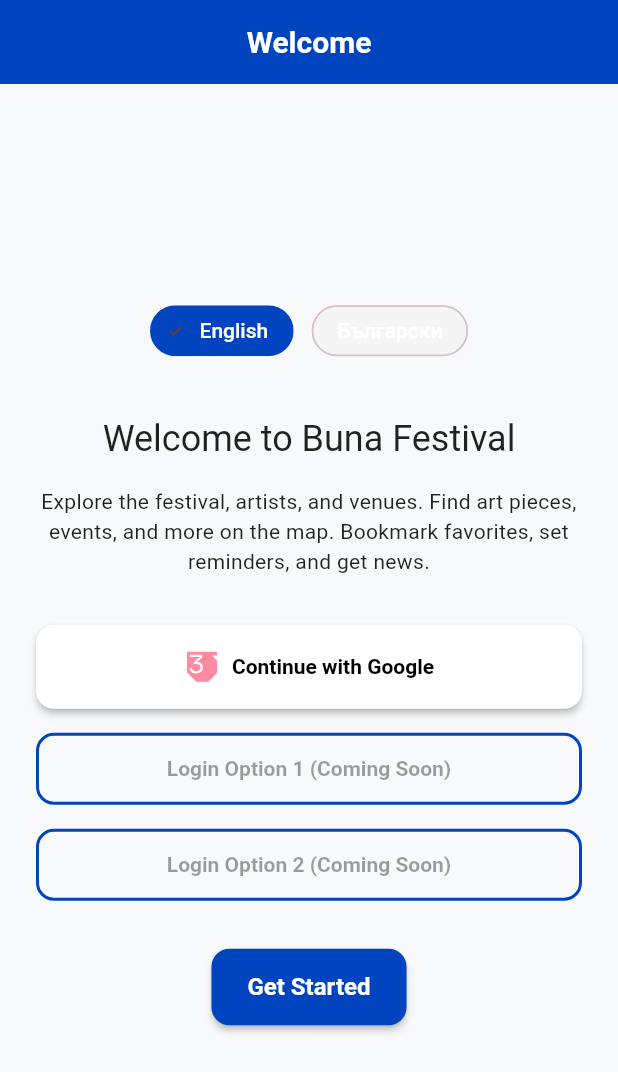
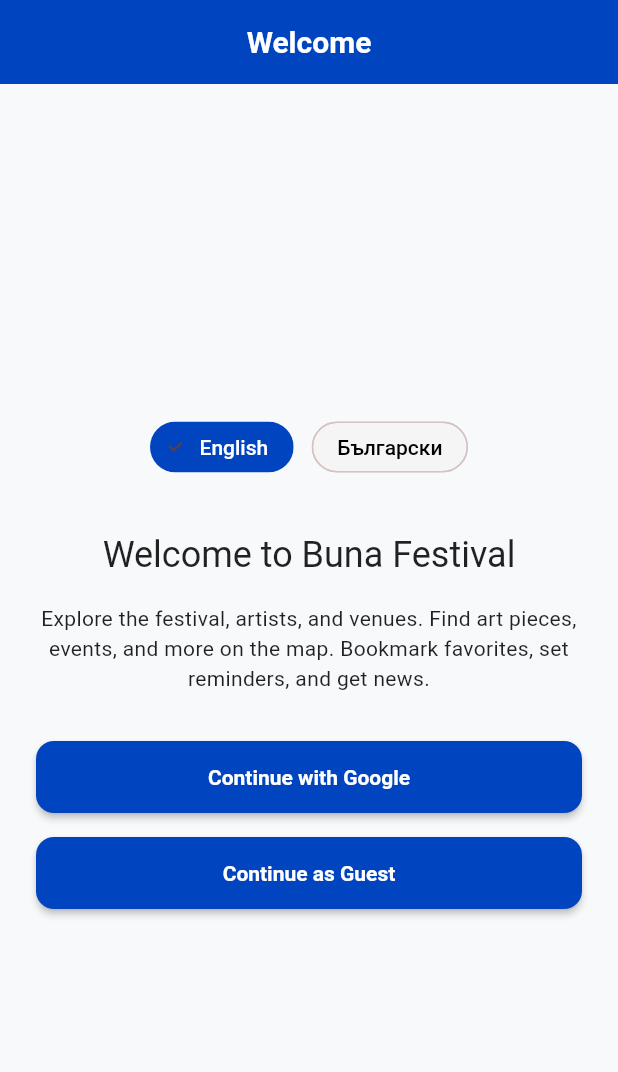
Before and after one commit to s4pun1s7/buna_app, a Flutter app: the screen it shows after launch, after a tap on "English", on a phone screen of 412 x 824 dp. Shown: the top 1072 px of the screen. Run offline on Flutter 3.47's test engine with Material 3 defaults, Android fonts, the phone set to English and light mode, and no system bars; our stand-ins replace cached_network_image, connectivity_plus, firebase_analytics, firebase_auth, firebase_core, flutter_riverpod and 6 more; accounts and stored records are empty.

Commit message:
login w google

```diff
--- a/lib/config/feature_flags.dart
+++ b/lib/config/feature_flags.dart
@@ -47,10 +47,10 @@ class FeatureFlags {
   static const bool enableSponsors = true;
 
   /// Enable/disable ticketing screen
-  static const bool enableTicketing = true;
+  static const bool enableTicketing = false;
 
   /// Enable/disable streaming screen
-  static const bool enableStreaming = true;
+  static const bool enableStreaming = false;
 
   // ===== INTERACTIVE FEATURE FLAGS =====
 
@@ -58,13 +58,13 @@ class FeatureFlags {
   static const bool enableQRScanner = true;
 
   /// Enable/disable AR experiences
-  static const bool enableAR = true;
+  static const bool enableAR = false;
 
   /// Enable/disable map gallery
   static const bool enableMapGallery = true;
 
   /// Enable/disable social feed
-  static const bool enableSocialFeed = true;
+  static const bool enableSocialFeed = false;
 
   // ===== SUPPORT FEATURE FLAGS =====
 
--- a/lib/features/artists/artists_screen.dart
+++ b/lib/features/artists/artists_screen.dart
@@ -3,6 +3,7 @@ import 'package:flutter_riverpod/flutter_riverpod.dart';
 import '../../widgets/loading_indicator.dart';
 import '../../widgets/error_screen.dart';
 import '../../services/error_handler.dart';
+import 'package:cached_network_image/cached_network_image.dart';
 
 /// Artist model for the festival
 class Artist {
@@ -273,10 +274,11 @@ class _ArtistsScreenState extends ConsumerState<ArtistsScreen> {
                     backgroundColor: Theme.of(context).primaryColor,
                     child: Text(
                       artist.name.split(' ').map((n) => n[0]).join(''),
-                      style: const TextStyle(
+                      style: Theme.of(context).textTheme.titleMedium?.copyWith(
                         color: Colors.white,
                         fontWeight: FontWeight.bold,
                       ),
+                      semanticsLabel: 'Artist initials',
                     ),
                   ),
                   const SizedBox(width: 16),
@@ -298,6 +300,7 @@ class _ArtistsScreenState extends ConsumerState<ArtistsScreen> {
                               Icons.location_on,
                               size: 16,
                               color: Theme.of(context).colorScheme.outline,
+                              semanticLabel: 'Country',
                             ),
                             const SizedBox(width: 4),
                             Text(
--- a/lib/features/onboarding/onboarding_screen.dart
+++ b/lib/features/onboarding/onboarding_screen.dart
@@ -22,40 +22,12 @@ class _OnboardingScreenState extends ConsumerState<OnboardingScreen> {
   String _statusMessage = '';
   final AuthService _authService = AuthService();
 
-  void _getStarted() async {
-    if (_isLoading) return; // Prevent multiple calls
-
+  void _selectLanguage(String lang) {
     setState(() {
-      _isLoading = true;
+      _selectedLanguage = lang;
     });
-
-    try {
-      debugPrint('Onboarding: Starting get started process...');
-
-      // Mark onboarding as completed
-      await RouteGuards.markOnboardingCompleted();
-      debugPrint('Onboarding: Marked as completed');
-
-      // Set the selected language
-      final localeNotifier = ref.read(localeProvider.notifier);
-      localeNotifier.setLocale(Locale(_selectedLanguage));
-      debugPrint('Onboarding: Set locale to $_selectedLanguage');
-
-      // Invalidate the onboarding status provider to trigger a refresh
-      ref.invalidate(onboardingStatusProvider);
-      debugPrint('Onboarding: Invalidated onboarding status provider');
-
-      // Navigate to home
-      if (mounted) {
-        debugPrint('Onboarding: Navigating to home...');
-        context.go(AppRoutes.home);
-      }
-    } catch (e) {
-      debugPrint('Onboarding: Error during get started: $e');
-      setState(() {
-        _isLoading = false;
-      });
-    }
+    final localeNotifier = ref.read(localeProvider.notifier);
+    localeNotifier.setLocale(Locale(lang));
   }
 
   Future<void> _signInWithGoogle() async {
@@ -72,10 +44,7 @@ class _OnboardingScreenState extends ConsumerState<OnboardingScreen> {
       await _authService.signInWithGoogle();
       _showStatusBanner('Google sign-in successful!');
       if (mounted) Navigator.of(context).pop();
-      // Mark onboarding as completed after successful Google sign-in
-      await RouteGuards.markOnboardingCompleted();
-      _hideStatusBanner();
-      _getStarted();
+      await _completeOnboarding();
     } catch (e) {
       if (mounted) {
         Navigator.of(context).maybePop();
@@ -105,18 +74,60 @@ class _OnboardingScreenState extends ConsumerState<OnboardingScreen> {
     }
   }
 
+  Future<void> _signInAnonymously() async {
+    if (_isLoading) return;
+    setState(() { _isLoading = true; _authError = null; });
+    try {
+      showDialog(
+        context: context,
+        barrierDismissible: false,
+        builder: (_) => const AnimatedLoadingDialog(message: 'Signing in...'),
+      );
+      await _authService.signInAnonymously();
+      if (mounted) Navigator.of(context).pop();
+      await _completeOnboarding();
+    } catch (e) {
+      if (mounted) {
+        Navigator.of(context).maybePop();
+        setState(() { _isLoading = false; _authError = 'Anonymous sign-in failed. Please try again.'; });
+        showDialog(
+          context: context,
+          builder: (_) => AnimatedErrorDialog(
+            title: 'Sign-In Error',
+            message: _authError!,
+            onCancel: () => Navigator.of(context).pop(),
+            onRetry: () {
+              Navigator.of(context).pop();
+              _signInAnonymously();
+            },
+          ),
+        );
+      }
+    }
+  }
+
   void _showStatusBanner(String message) {
     _statusMessage = message;
     if (mounted) {
       ScaffoldMessenger.of(context).clearMaterialBanners();
+      final isDark = Theme.of(context).brightness == Brightness.dark;
       ScaffoldMessenger.of(context).showMaterialBanner(
         MaterialBanner(
-          content: Text(message),
-          backgroundColor: Colors.blue.shade50,
+          content: Text(
+            message,
+            style: TextStyle(
+              color: isDark ? Colors.white : Colors.black,
+              fontWeight: FontWeight.w600,
+            ),
+          ),
+          backgroundColor: isDark ? const Color(0xFF333333) : const Color(0xFFD6ECFF),
           actions: [
             TextButton(
               onPressed: () => _hideStatusBanner(),
               child: const Text('Dismiss'),
+              style: TextButton.styleFrom(
+                foregroundColor: isDark ? Colors.white : Colors.black,
+              ),
             ),
           ],
         ),
@@ -126,14 +137,16 @@ class _OnboardingScreenState extends ConsumerState<OnboardingScreen> {
 
   void _hideStatusBanner() {
     if (mounted) {
-      ScaffoldMessenger.of(context).clearMaterialBanners();
+      ScaffoldMessenger.of(context).hideCurrentMaterialBanner();
     }
   }
 
-  void _selectLanguage(String lang) {
-    setState(() {
-      _selectedLanguage = lang;
-    });
+  Future<void> _completeOnboarding() async {
+    await RouteGuards.markOnboardingCompleted();
+    ref.invalidate(onboardingStatusProvider);
+    if (mounted) {
+      context.go(AppRoutes.home);
+    }
   }
 
   @override
@@ -141,25 +154,12 @@ class _OnboardingScreenState extends ConsumerState<OnboardingScreen> {
     return Scaffold(
       appBar: AppBar(
         title: const Text('Welcome'),
-        actions: [
-          TextButton(
-            onPressed: _isLoading ? null : _getStarted,
-            child: _isLoading
-              ? const SizedBox(
-                  width: 16,
-                  height: 16,
-                  child: CircularProgressIndicator(strokeWidth: 2),
-                )
-              : const Text('Skip')
-          ),
-        ],
       ),
       body: Padding(
         padding: const EdgeInsets.all(24.0),
         child: Column(
           mainAxisAlignment: MainAxisAlignment.center,
           children: [
-            // Language selection at the top, centered
             Row(
               mainAxisAlignment: MainAxisAlignment.center,
               children: [
@@ -187,85 +187,36 @@ class _OnboardingScreenState extends ConsumerState<OnboardingScreen> {
               textAlign: TextAlign.center,
             ),
             const SizedBox(height: 32),
-            ElevatedButton.icon(
-              icon: Image.asset('assets/Buna pink.png', width: 24, height: 24, cacheWidth: 48),
-              label: const Text('Continue with Google'),
+            ElevatedButton(
               onPressed: _isLoading ? null : _signInWithGoogle,
+              child: const Text('Continue with Google'),
               style: ElevatedButton.styleFrom(
-                backgroundColor: Colors.white,
-                foregroundColor: Colors.black,
                 minimumSize: const Size.fromHeight(48),
                 textStyle: const TextStyle(fontWeight: FontWeight.bold),
               ),
             ),
             const SizedBox(height: 16),
-            // Placeholder for future login option 1
-            OutlinedButton(
-              onPressed: null, // TODO: Implement login option 1
-              child: const Text('Login Option 1 (Coming Soon)'),
-              style: OutlinedButton.styleFrom(
+            ElevatedButton(
+              onPressed: _isLoading ? null : _signInAnonymously,
+              child: _isLoading
+                  ? const Row(
+                      mainAxisSize: MainAxisSize.min,
+                      children: [
+                        SizedBox(width: 16, height: 16, child: CircularProgressIndicator(strokeWidth: 2)),
+                        SizedBox(width: 8),
+                        Text('Loading...'),
+                      ],
+                    )
+                  : const Text('Continue as Guest'),
+              style: ElevatedButton.styleFrom(
                 minimumSize: const Size.fromHeight(48),
                 textStyle: const TextStyle(fontWeight: FontWeight.bold),
               ),
             ),
-            const SizedBox(height: 16),
-            // Placeholder for future login option 2
-            OutlinedButton(
-              onPressed: null, // TODO: Implement login option 2
-              child: const Text('Login Option 2 (Coming Soon)'),
-              style: OutlinedButton.styleFrom(
-                minimumSize: const Size.fromHeight(48),
-                textStyle: const TextStyle(fontWeight: FontWeight.bold),
-              ),
-            ),
-            const SizedBox(height: 32),
-            ElevatedButton(
-              onPressed: _isLoading ? null : () async {
-                if (_isLoading) return;
-                setState(() { _isLoading = true; _authError = null; });
-                try {
-                  showDialog(
-                    context: context,
-                    barrierDismissible: false,
-                    builder: (_) => const AnimatedLoadingDialog(message: 'Signing in...'),
-                  );
-                  await _authService.signInAnonymously();
-                  if (mounted) Navigator.of(context).pop();
-                  _getStarted();
-                } catch (e) {
-                  if (mounted) {
-                    Navigator.of(context).maybePop();
-                    setState(() { _isLoading = false; _authError = 'Anonymous sign-in failed. Please try again.'; });
-                    showDialog(
-                      context: context,
-                      builder: (_) => AnimatedErrorDialog(
-                        title: 'Sign-In Error',
-                        message: _authError!,
-                        onCancel: () => Navigator.of(context).pop(),
-                        onRetry: () {
-                          Navigator.of(context).pop();
-                          // Retry anonymous sign-in
-                        },
-                      ),
-                    );
-                  }
-                }
-              },
-              child: _isLoading
-                ? const Row(
-                    mainAxisSize: MainAxisSize.min,
-                    children: [
-                      SizedBox(
-                        width: 16,
-                        height: 16,
-                        child: CircularProgressIndicator(strokeWidth: 2),
-                      ),
-                      SizedBox(width: 8),
-                      Text('Loading...'),
-                    ],
-                  )
-                : const Text('Get Started'),
-            ),
+            if (_authError != null) ...[
+              const SizedBox(height: 16),
+              Text(_authError!, style: const TextStyle(color: Colors.red)),
+            ],
           ],
         ),
       ),
--- a/lib/navigation/app_router.dart
+++ b/lib/navigation/app_router.dart
@@ -102,7 +102,7 @@ class AppRouter {
             GoRoute(
               path: AppRoutes.maps,
               name: AppRoutes.mapsName,
-              builder: (context, state) => const MapsScreen(),
+              builder: (context, state) => const MapGalleryScreen(),
             ),
           if (FeatureFlags.enableNews)
             GoRoute(
--- a/lib/theme/app_theme.dart
+++ b/lib/theme/app_theme.dart
@@ -57,6 +57,7 @@ class AppTheme {
       outlinedButtonTheme: OutlinedButtonThemeData(
         style: OutlinedButton.styleFrom(
           foregroundColor: secondaryColor,
+          backgroundColor: Colors.white,
           side: const BorderSide(color: secondaryColor, width: 2),
           padding: const EdgeInsets.symmetric(horizontal: 24, vertical: 16),
           textStyle: const TextStyle(fontSize: 16, fontWeight: FontWeight.w600),
@@ -66,6 +67,7 @@ class AppTheme {
       textButtonTheme: TextButtonThemeData(
         style: TextButton.styleFrom(
           foregroundColor: secondaryColor,
+          backgroundColor: Colors.white,
           padding: const EdgeInsets.symmetric(horizontal: 16, vertical: 12),
           textStyle: const TextStyle(fontSize: 16, fontWeight: FontWeight.w600),
         ),
@@ -74,6 +76,7 @@ class AppTheme {
         elevation: 4,
         shape: RoundedRectangleBorder(borderRadius: BorderRadius.circular(16)),
         margin: const EdgeInsets.symmetric(horizontal: 16, vertical: 8),
+        color: Colors.white,
       ),
       progressIndicatorTheme: const ProgressIndicatorThemeData(
         color: secondaryColor,
@@ -98,7 +101,8 @@ class AppTheme {
       chipTheme: ChipThemeData(
         backgroundColor: Colors.grey.shade100,
         selectedColor: secondaryColor,
-        labelStyle: const TextStyle(fontWeight: FontWeight.w500),
+        labelStyle: const TextStyle(fontWeight: FontWeight.w500, color: Colors.black),
+        secondaryLabelStyle: const TextStyle(color: Colors.white),
         shape: RoundedRectangleBorder(borderRadius: BorderRadius.circular(20)),
       ),
       fontFamily: 'Roboto',
@@ -192,7 +196,8 @@ class AppTheme {
       chipTheme: ChipThemeData(
         backgroundColor: const Color(0xFF2A2A2A),
         selectedColor: secondaryColor,
-        labelStyle: const TextStyle(fontWeight: FontWeight.w500),
+        labelStyle: const TextStyle(fontWeight: FontWeight.w500, color: Colors.white),
+        secondaryLabelStyle: const TextStyle(color: Colors.black),
         shape: RoundedRectangleBorder(borderRadius: BorderRadius.circular(20)),
       ),
       fontFamily: 'Roboto',
--- a/pubspec.yaml
+++ b/pubspec.yaml
@@ -49,7 +49,8 @@ dependencies:
   connectivity_plus: ^6.1.4
   # ar_flutter_plugin is commented out due to frequent compatibility issues. Uncomment and set a version if needed.
   # ar_flutter_plugin: any
-  google_sign_in: ^7.0.0
+  google_sign_in: 6.2.1
+  cached_network_image: ^3.3.1
 
 dev_dependencies:
   flutter_test:
```
Also changed, not shown: lib/features/home/home_screen.dart (+23 -19 lines), lib/features/map_gallery/map_gallery_screen.dart (+11 -9 lines), lib/features/news/news_screen.dart (+18 -17 lines), lib/features/settings/feature_flags_screen.dart (+20 -0 lines), lib/services/api_service.dart (+19 -0 lines), lib/services/auth_service.dart (+7 -8 lines), lib/widgets/buna_drawer.dart (+10 -9 lines), lib/widgets/logo_test.dart (+5 -3 lines), 5 other files.
